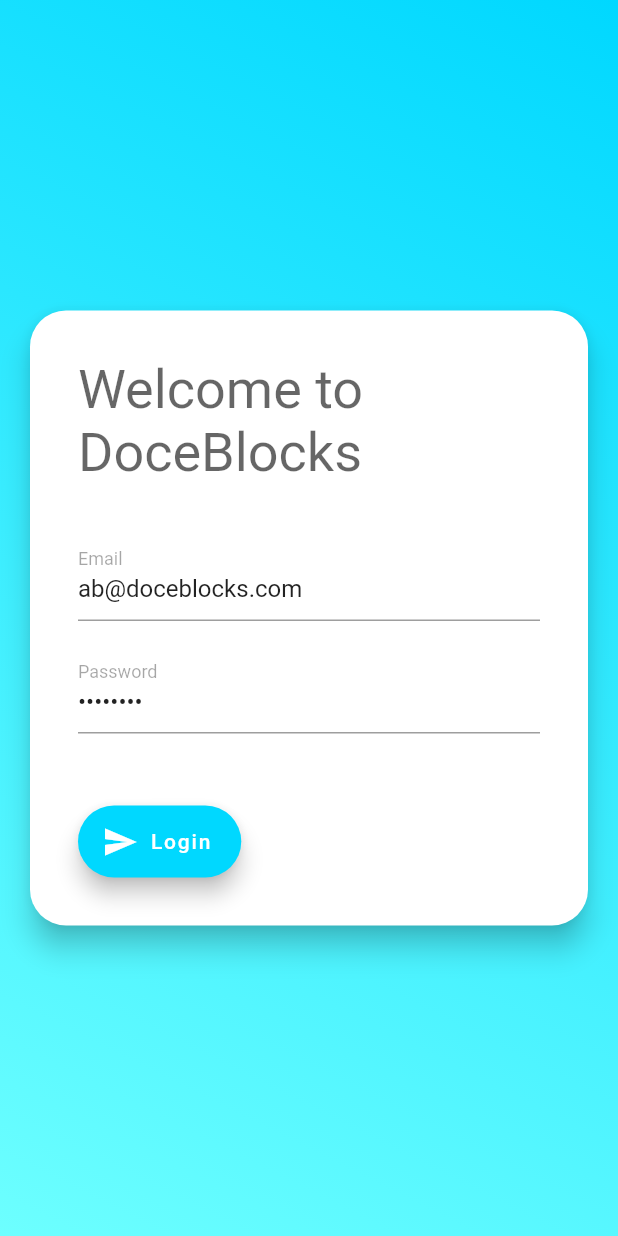
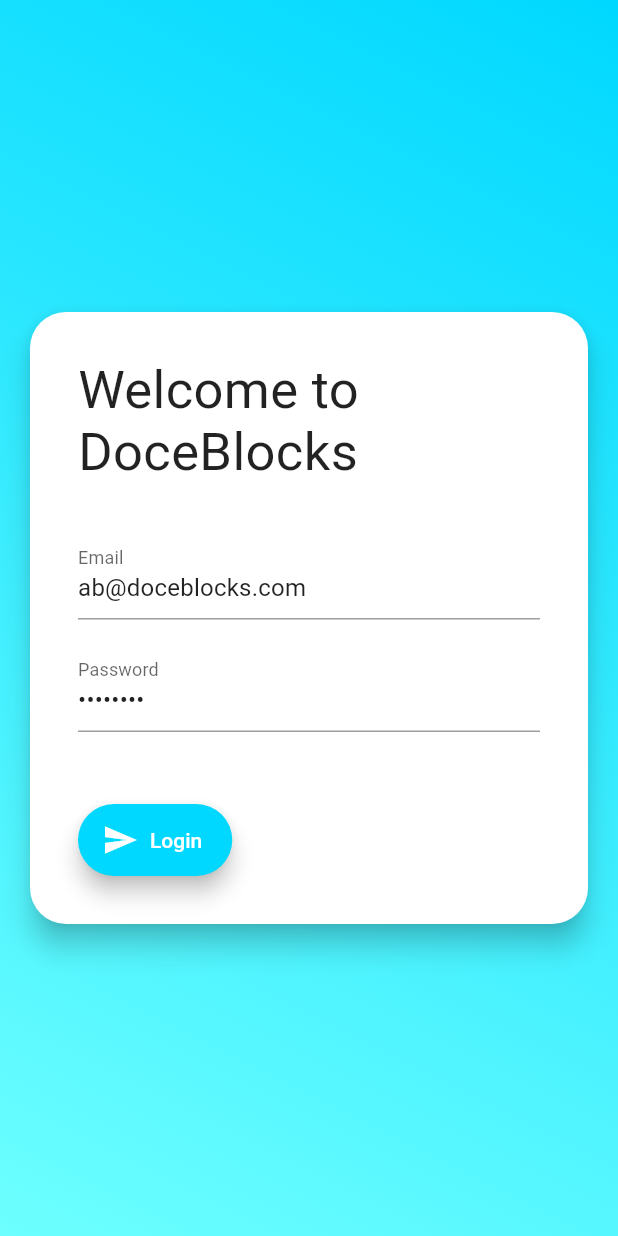
Before and after one commit to andbattaglia/DoceBlocks, a Flutter app: the screen it shows after launch, on a phone screen of 412 x 824 dp. Run offline on Flutter 3.47's test engine with Material 2 defaults, Android fonts, the phone set to English and light mode, and no system bars; our stand-ins replace bloc, cloud_firestore, equatable, firebase_auth, flutter_bloc, responsive_builder and 1 more; missing offline and left inert: cloud_firestore_web, firebase_auth_web, firebase_core_web, shared_preferences_web; accounts and stored records are empty; Roboto replaces fonts that are missing (Raleway).

Commit message:
implemented theme switch

```diff
--- /dev/null
+++ b/lib/domain/bloc/theme/change_theme_event.dart
@@ -0,0 +1,13 @@
+part of 'change_theme_bloc.dart';
+
+abstract class ChangeThemeEvent extends Equatable {
+@override
+List<Object> get props => [];
+}
+
+class OnThemeChangedEvent extends ChangeThemeEvent {
+  final bool lightMode;
+  OnThemeChangedEvent(this.lightMode);
+  @override
+  List<Object> get props => [lightMode];
+}
--- /dev/null
+++ b/lib/domain/bloc/theme/change_theme_state.dart
@@ -0,0 +1,41 @@
+part of 'change_theme_bloc.dart';
+
+abstract class ChangeThemeState extends Equatable {
+  final ThemeState themeState;
+
+  ChangeThemeState(this.themeState);
+
+  @override
+  List<Object> get props => [themeState];
+}
+
+class ChangeThemeLight extends ChangeThemeState {
+  static final state = ThemeState.light();
+  ChangeThemeLight() : super(state);
+}
+
+class ChangeThemeDark extends ChangeThemeState {
+  static final state = ThemeState.dark();
+  ChangeThemeDark() : super(state);
+}
+
+
+
+class ThemeState extends Equatable{
+
+  final bool isLightMode;
+  final ThemeMode themeMode;
+
+  const ThemeState(this.isLightMode, this.themeMode);
+
+  factory ThemeState.light() {
+    return ThemeState(true, ThemeMode.light);
+  }
+
+  factory ThemeState.dark() {
+    return ThemeState(false, ThemeMode.dark);
+  }
+
+  @override
+  List<Object> get props => [isLightMode,themeMode];
+}
--- a/lib/generated_plugin_registrant.dart
+++ b/lib/generated_plugin_registrant.dart
@@ -8,6 +8,7 @@ import 'dart:ui';
 import 'package:cloud_firestore_web/cloud_firestore_web.dart';
 import 'package:firebase_auth_web/firebase_auth_web.dart';
 import 'package:firebase_core_web/firebase_core_web.dart';
+import 'package:shared_preferences_web/shared_preferences_web.dart';
 
 import 'package:flutter_web_plugins/flutter_web_plugins.dart';
 
@@ -16,5 +17,6 @@ void registerPlugins(PluginRegistry registry) {
   FirestoreWeb.registerWith(registry.registrarFor(FirestoreWeb));
   FirebaseAuthWeb.registerWith(registry.registrarFor(FirebaseAuthWeb));
   FirebaseCoreWeb.registerWith(registry.registrarFor(FirebaseCoreWeb));
+  SharedPreferencesPlugin.registerWith(registry.registrarFor(SharedPreferencesPlugin));
   registry.registerMessageHandler();
 }
--- a/lib/main.dart
+++ b/lib/main.dart
@@ -1,8 +1,9 @@
 import 'package:doce_blocks/domain/bloc/bloc.dart';
+import 'package:doce_blocks/domain/bloc/theme/change_theme_bloc.dart';
 import 'package:doce_blocks/presentation/home/home_page.dart';
 import 'package:doce_blocks/presentation/login/login_page.dart';
 import 'package:doce_blocks/presentation/splash/splash_page.dart';
-import 'package:doce_blocks/presentation/utils/colors.dart';
+import 'package:doce_blocks/presentation/utils/themes.dart';
 import 'package:doce_blocks/presentation/utils/strings.dart';
 import 'package:flutter/material.dart';
 import 'package:flutter_bloc/flutter_bloc.dart';
@@ -11,11 +12,21 @@ void main() {
   WidgetsFlutterBinding.ensureInitialized();
   Bloc.observer = SimpleBlocObserver();
   runApp(
-    BlocProvider(
-      create: (context) => AuthenticationBloc()
-        ..add(AuthenticationStarted()),
+//    BlocProvider(
+//      create: (context) => AuthenticationBloc()..add(AuthenticationStarted()),
+//      child: App(),
+//    ),
+    MultiBlocProvider(
+      providers: [
+        BlocProvider<AuthenticationBloc>(
+          create: (BuildContext context) => AuthenticationBloc()..add(AuthenticationStarted()),
+        ),
+        BlocProvider<ChangeThemeBloc>(
+          create: (BuildContext context) => ChangeThemeBloc(),
+        ),
+      ],
       child: App(),
-    ),
+    )
   );
 }
 
@@ -23,24 +34,17 @@ class App extends StatelessWidget {
 
   @override
   Widget build(BuildContext context) {
+    return BlocBuilder<ChangeThemeBloc, ChangeThemeState>(
+      builder: (context, state){
+
+        print('CAMBIO');
+        print(state.themeState.themeMode);
 
         return new MaterialApp(
           title: DBString.title,
-      theme: ThemeData(
-        brightness: Brightness.light,
-        primaryColor: DBColors.White,
-        accentColor: DBColors.PrimaryAssentColor,
-
-        fontFamily: 'Raleway',
-
-        visualDensity: VisualDensity.adaptivePlatformDensity,
-
-//        textTheme: TextTheme(
-//          headline1: TextStyle(fontSize: 72.0, fontWeight: FontWeight.bold),
-//          headline6: TextStyle(fontSize: 36.0, fontStyle: FontStyle.italic),
-//          bodyText2: TextStyle(fontSize: 14.0, fontFamily: 'Hind'),
-//        ),
-      ),
+          theme: kLightTheme,
+          darkTheme: kDarkTheme,
+          themeMode: state.themeState.themeMode,
           home: BlocBuilder<AuthenticationBloc, AuthenticationState>(
             builder: (context, state) {
               if (state is AuthenticationInitial) {
@@ -56,5 +60,8 @@ class App extends StatelessWidget {
             },
           ),
         );
+      },
+    );
+
   }
 }
--- a/lib/presentation/login/login_form.dart
+++ b/lib/presentation/login/login_form.dart
@@ -1,5 +1,6 @@
 import 'package:doce_blocks/domain/bloc/bloc.dart';
-import 'package:doce_blocks/presentation/utils/colors.dart';
+import 'package:doce_blocks/injection/dependency_injection.dart';
+import 'package:doce_blocks/presentation/utils/themes.dart';
 import 'package:doce_blocks/presentation/utils/dimens.dart';
 import 'package:doce_blocks/presentation/utils/strings.dart';
 import 'package:flutter/material.dart';
@@ -48,6 +49,7 @@ class _LoginFormState extends State<LoginForm> {
           BlocProvider.of<AuthenticationBloc>(context).add(AuthenticationLoggedIn());
         }
       },
+
       child: BlocBuilder<LoginBloc, LoginState>(
         builder: (context, state) {
           return Wrap(
@@ -56,7 +58,7 @@ class _LoginFormState extends State<LoginForm> {
               Container(
                 alignment: Alignment.centerLeft,
                 padding: EdgeInsets.only(top: DBDimens.PaddingDouble, left: DBDimens.PaddingDouble, right: DBDimens.PaddingDouble),
-                child: Text(DBString.login_title, style: TextStyle(color: DBColors.PrimaryMediumText, fontSize: 36, fontWeight: FontWeight.normal))
+                child: Text(DBString.login_title, style: Theme.of(context).textTheme.headline4)
               ),
 
               Container(
@@ -64,9 +66,11 @@ class _LoginFormState extends State<LoginForm> {
                 child: TextFormField(
                   controller: _emailController,
                   decoration: InputDecoration(
-                    labelStyle: new TextStyle(color: DBColors.PrimaryDisabledText),
+                    labelStyle: new TextStyle(),
                     focusedBorder: UnderlineInputBorder(
-                      borderSide: BorderSide(color: DBColors.PrimaryDarkColor),
+                      borderSide: BorderSide(
+                        color: Theme.of(context).primaryColor
+                      ),
                     ),
                     labelText: DBString.login_email_hint,
                   ),
@@ -78,11 +82,12 @@ class _LoginFormState extends State<LoginForm> {
                   controller: _passwordController,
                   obscureText: true,
                   decoration: InputDecoration(
-                    labelStyle: new TextStyle(color:  DBColors.PrimaryDisabledText),
+                    labelStyle: new TextStyle(),
                     focusedBorder: UnderlineInputBorder(
-                      borderSide: BorderSide(color: DBColors.PrimaryDarkColor),
+                      borderSide: BorderSide(
+                          color: Theme.of(context).primaryColor
+                      ),
                     ),
-                    focusColor: DBColors.PrimaryDarkColor,
                     labelText: DBString.login_password_hint,
                   ),
                 ),
@@ -93,9 +98,9 @@ class _LoginFormState extends State<LoginForm> {
                       alignment: Alignment.centerLeft,
                       child: FloatingActionButton.extended(
                         onPressed: _onLoginButtonPressed,
-                        label: Text(DBString.login_button),
-                        icon: Icon(Icons.send),
-                        backgroundColor: DBColors.PrimaryButton,
+                        label: Text(DBString.login_button, style: Theme.of(context).accentTextTheme.button),
+                        icon: Icon(Icons.send, color: Theme.of(context).iconTheme.color),
+                        backgroundColor: Theme.of(context).buttonColor,
                       )
                   )
               ),
--- a/lib/presentation/login/login_page.dart
+++ b/lib/presentation/login/login_page.dart
@@ -1,6 +1,7 @@
 import 'package:doce_blocks/domain/bloc/bloc.dart';
+import 'package:doce_blocks/injection/dependency_injection.dart';
 import 'package:doce_blocks/presentation/login/login_form.dart';
-import 'package:doce_blocks/presentation/utils/colors.dart';
+import 'package:doce_blocks/presentation/utils/themes.dart';
 import 'package:doce_blocks/presentation/utils/dimens.dart';
 import 'package:flutter/material.dart';
 import 'package:flutter_bloc/flutter_bloc.dart';
@@ -16,24 +17,24 @@ class LoginPage extends StatelessWidget {
             return LoginBloc();
           },
           child: ScreenTypeLayout(
-              mobile: _buildSmallLayout(),
+              mobile: _buildSmallLayout(context),
               tablet: OrientationLayoutBuilder(
-                portrait: (context) => _buildSmallLayout(),
-                landscape: (context) => _buildLargeLayout(),
+                portrait: (context) => _buildSmallLayout(context),
+                landscape: (context) => _buildLargeLayout(context),
               ),
-              desktop:_buildLargeLayout(),
+              desktop:_buildLargeLayout(context),
           ),
         )
     );
   }
 
-  Widget _buildSmallLayout() {
+  Widget _buildSmallLayout(BuildContext context) {
     return Container(
         decoration: BoxDecoration(
             gradient: LinearGradient(
                 begin: Alignment.topRight,
                 end: Alignment.bottomLeft,
-                colors: [ DBColors.GradientColorOne, DBColors.GradientColorTwo]
+                colors: [ Theme.of(context).primaryColor,  Theme.of(context).primaryColorLight ]
             )
         ),
         child:  Container(
@@ -52,7 +53,7 @@ class LoginPage extends StatelessWidget {
     );
   }
 
-  Widget _buildLargeLayout() {
+  Widget _buildLargeLayout(BuildContext context) {
     return Row(
       children: [
         Expanded(
@@ -64,7 +65,7 @@ class LoginPage extends StatelessWidget {
                 gradient: LinearGradient(
                     begin: Alignment.topRight,
                     end: Alignment.bottomLeft,
-                    colors: [ DBColors.GradientColorOne, DBColors.GradientColorTwo]
+                    colors: [ Theme.of(context).primaryColor,  Theme.of(context).primaryColorLight ]
                 )
             ),
             child: Image.asset('assets/login.png'),
@@ -74,7 +75,7 @@ class LoginPage extends StatelessWidget {
             flex: 1,
             child: Container(
               alignment: Alignment.center,
-              color: Colors.white,
+              color: Theme.of(context).backgroundColor,
               child: LoginForm(),
             )
         )
--- a/lib/presentation/utils/colors.dart
+++ /dev/null
@@ -1,21 +0,0 @@
-import 'package:flutter/material.dart';
-import 'package:flutter/widgets.dart';
-
-class DBColors{
-  static const PrimaryColor =  Color(0xFF00D8FF);
-  static const PrimaryAssentColor =  Color(0x59000000);
-  static const PrimaryDarkColor =  Color(0xFF00a6cc);
-  static const PrimaryLightColor =  Color(0xFF6dffff);
-
-  static const GradientColorOne =  PrimaryColor;
-  static const GradientColorTwo =  PrimaryLightColor;
-
-  static const PrimaryButton =  PrimaryColor;
-
-  static const White =  Colors.white;
-  static const Black =  Colors.black;
-
-  static const PrimaryHighText =  Color(0xD9000000);
-  static const PrimaryMediumText =  Color(0x99000000);
-  static const PrimaryDisabledText =  Color(0x59000000);
-}
--- a/lib/presentation/utils/dimens.dart
+++ b/lib/presentation/utils/dimens.dart
@@ -5,4 +5,6 @@ class DBDimens{
   static const double PaddingDouble = 32.0;
 
   static const double CornerDefault = 24.0;
+
+  static const double RadiusAvatar = 40.0;
 }
--- a/pubspec.yaml
+++ b/pubspec.yaml
@@ -27,6 +27,7 @@ dependencies:
   flutter_bloc: ^6.0.1
   equatable: ^1.2.2
   responsive_builder: ^0.2.0+2
+  shared_preferences: ^0.5.8
 
   firebase_core: ^0.4.5
   firebase_core_web: ^0.1.1+2
```
Also changed, not shown: lib/domain/bloc/theme/change_theme_bloc.dart (added, +55 -0 lines), lib/presentation/drawer/drawer_menu.dart (+1 -16 lines), lib/presentation/home/home_page.dart (+24 -13 lines), lib/presentation/profile/profile_page.dart (+52 -42 lines), lib/presentation/utils/themes.dart (added, +57 -0 lines), pubspec.lock, 2 other files. Lines whose indentation alone changed are shown as unchanged.
